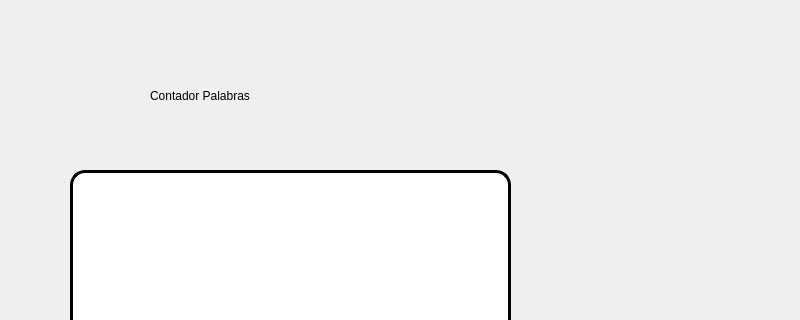
axlrj/ContadorPalabras, file contadorPalabras.ui: the form before one commit; both pictures show x 0 to 800 and y 0 to 320 of the 800 by 600 pixel window.
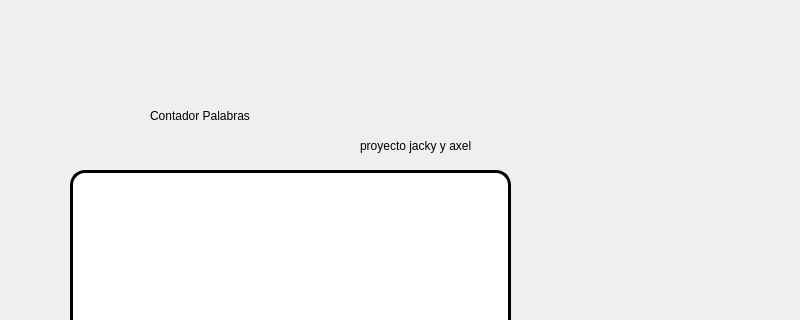
The form after the commit.

Commit message: se añadio el titulo de la actividad

What changed in the file:
```diff
--- a/contadorPalabras.ui
+++ b/contadorPalabras.ui
@@ -18,9 +18,9 @@
     <property name="geometry">
      <rect>
       <x>150</x>
-      <y>30</y>
+      <y>70</y>
       <width>271</width>
-      <height>131</height>
+      <height>91</height>
      </rect>
     </property>
     <property name="styleSheet">
@@ -94,6 +94,23 @@
      <string>Caracteres: 0</string>
     </property>
    </widget>
+   <widget class="QLabel" name="label_2">
+    <property name="geometry">
+     <rect>
+      <x>360</x>
+      <y>80</y>
+      <width>331</width>
+      <height>131</height>
+     </rect>
+    </property>
+    <property name="styleSheet">
+     <string notr="true">font: 20pt &quot;Segoe UI Historic&quot;;
+</string>
+    </property>
+    <property name="text">
+     <string>proyecto jacky y axel</string>
+    </property>
+   </widget>
   </widget>
   <widget class="QMenuBar" name="menubar">
    <property name="geometry">
```
